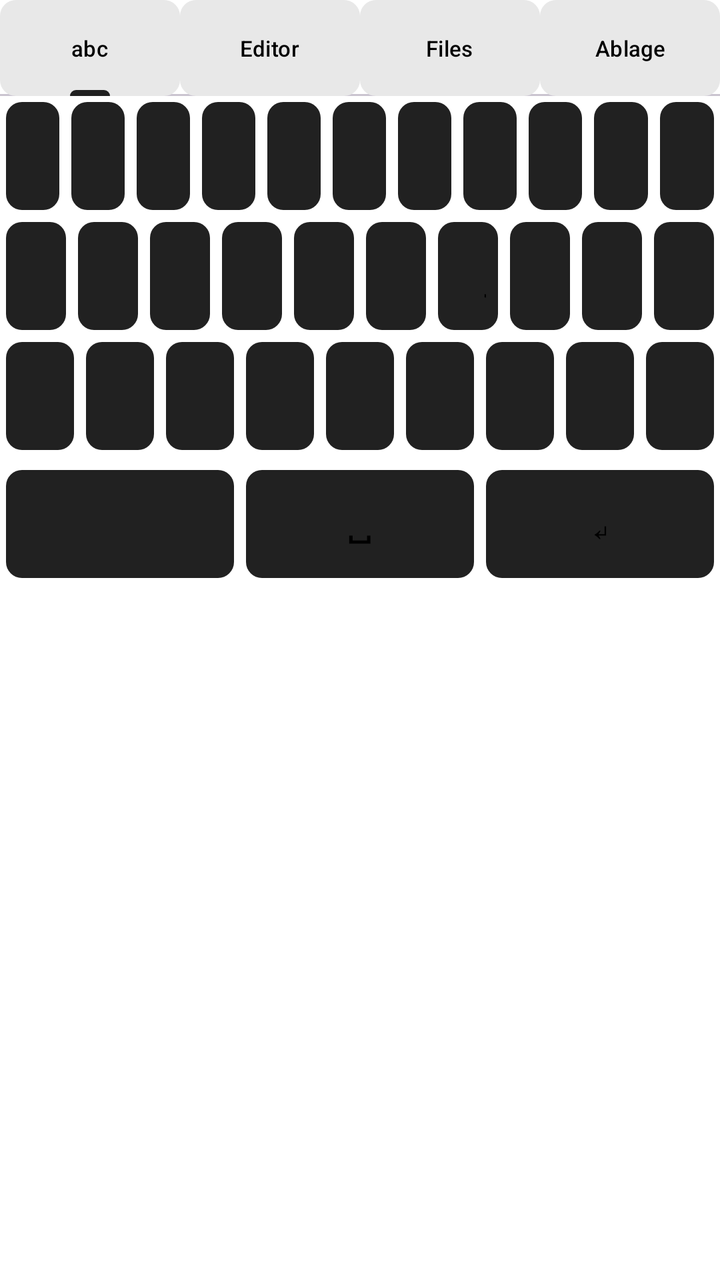
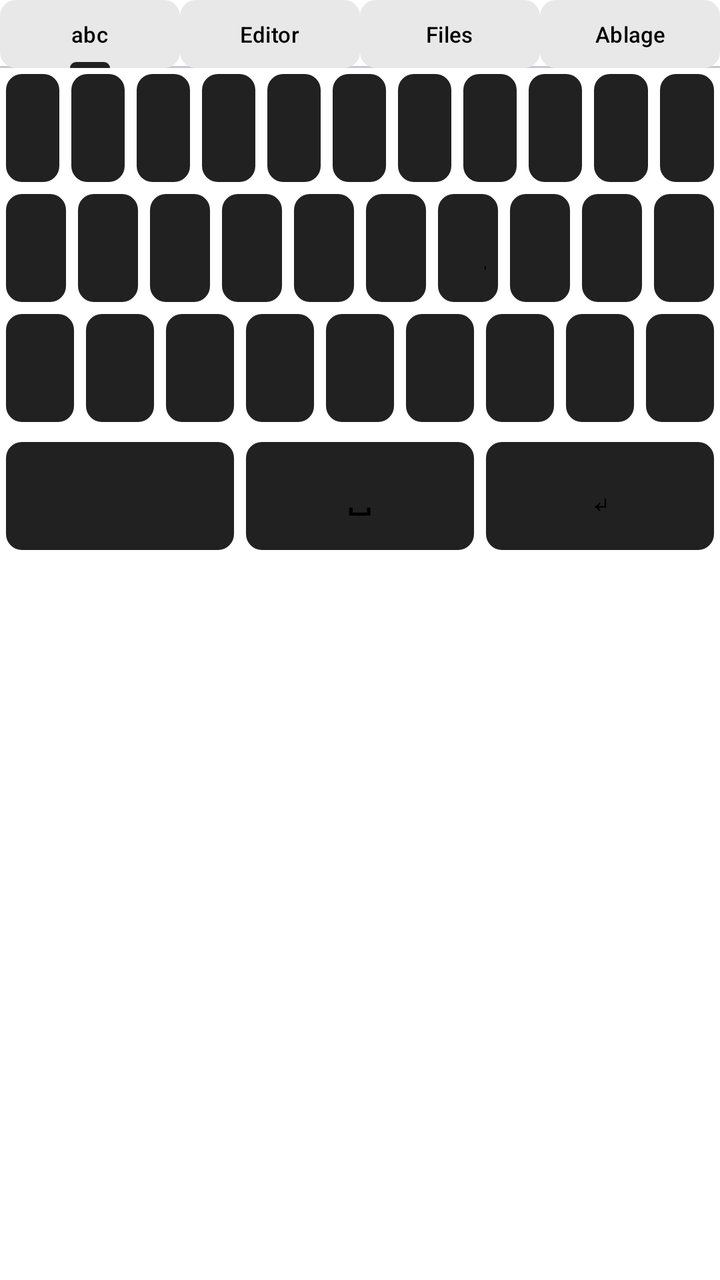

Two renders of the same Android screen: before a commit and after it. Below are the layout's source before the change and the commit's diff.
<!-- AndroidManifest.xml: application theme Theme.KeyTab -->
<!-- res/layout/keyboard_view.xml -->
<?xml version="1.0" encoding="utf-8"?>
<LinearLayout xmlns:android="http://schemas.android.com/apk/res/android"
    xmlns:app="http://schemas.android.com/apk/res-auto"
    android:layout_width="match_parent"
    android:layout_height="wrap_content"
    android:orientation="vertical"
    android:background="@color/kbd_bg"
    android:paddingBottom="4dp">

    
    <com.google.android.material.tabs.TabLayout
        android:id="@+id/ime_tabs"
        android:layout_width="match_parent"
        android:layout_height="wrap_content"
        app:tabMode="fixed"
        app:tabGravity="fill"
        app:tabPaddingStart="20dp"
        app:tabPaddingEnd="20dp"
        app:tabTextAppearance="@style/KeyTabSmallTabText"
        app:tabIndicatorColor="@color/primary"
        app:tabSelectedTextColor="@color/text_primary"
        app:tabTextColor="@color/tab_text"
        app:tabBackground="@drawable/key_bg">

        <com.google.android.material.tabs.TabItem
            android:layout_width="wrap_content"
            android:layout_height="wrap_content"
            android:text="@string/ime_tab_letters" />

        <com.google.android.material.tabs.TabItem
            android:layout_width="wrap_content"
            android:layout_height="wrap_content"
            android:text="@string/ime_tab_editor" />

        <com.google.android.material.tabs.TabItem
            android:layout_width="wrap_content"
            android:layout_height="wrap_content"
            android:text="@string/ime_tab_files" />

        <com.google.android.material.tabs.TabItem
            android:layout_width="wrap_content"
            android:layout_height="wrap_content"
            android:text="@string/ime_tab_clip" />
    </com.google.android.material.tabs.TabLayout>

    
    <LinearLayout
        android:id="@+id/editor_panel"
        android:layout_width="match_parent"
        android:layout_height="wrap_content"
        android:orientation="vertical"
        android:visibility="gone">

        <LinearLayout
            android:layout_width="match_parent"
            android:layout_height="wrap_content"
            android:orientation="horizontal"
            android:gravity="center_vertical"
            android:background="@color/key_bg">

            <Button
                android:id="@+id/btn_editor_load"
                style="@style/KeyDark"
                android:layout_width="wrap_content"
                android:layout_height="wrap_content"
                android:text="@string/editor_load" />

            <Button
                android:id="@+id/btn_editor_save"
                style="@style/KeyDark"
                android:layout_width="wrap_content"
                android:layout_height="wrap_content"
                android:text="@string/editor_save" />

            <TextView
                android:id="@+id/editor_file"
                android:layout_width="0dp"
                android:layout_height="wrap_content"
                android:layout_weight="1"
                android:singleLine="true"
                android:ellipsize="start"
                android:textColor="@color/text_secondary"
                android:padding="6dp" />
        </LinearLayout>

        <EditText
            android:id="@+id/editor_input"
            android:layout_width="match_parent"
            android:layout_height="130dp"
            android:gravity="top|start"
            android:inputType="textMultiLine|textNoSuggestions"
            android:background="@color/editor_bg"
            android:textColor="@color/text_primary"
            android:hint="@string/editor_hint"
            android:padding="8dp" />
    </LinearLayout>

    <FrameLayout
        android:id="@+id/kb_container"
        android:layout_width="match_parent"
        android:layout_height="wrap_content">

        
        <LinearLayout
            android:id="@+id/kb_panel"
            android:layout_width="match_parent"
            android:layout_height="wrap_content"
            android:orientation="vertical">

            <LinearLayout style="@style/KeyRow">
                <Button style="@style/KeyDark" android:tag="letter" android:text="q" />
                <Button style="@style/KeyDark" android:tag="letter" android:text="w" />
                <Button style="@style/KeyDark" android:tag="letter" android:text="e" />
                <Button style="@style/KeyDark" android:tag="letter" android:text="r" />
                <Button style="@style/KeyDark" android:tag="letter" android:text="t" />
                <Button style="@style/KeyDark" android:tag="letter" android:text="z" />
                <Button style="@style/KeyDark" android:tag="letter" android:text="u" />
                <Button style="@style/KeyDark" android:tag="letter" android:text="i" />
                <Button style="@style/KeyDark" android:tag="letter" android:text="o" />
                <Button style="@style/KeyDark" android:tag="letter" android:text="p" />
                <Button style="@style/KeyDark" android:id="@+id/key_tab" android:text="@string/key_tab_label" />
            </LinearLayout>

            <LinearLayout style="@style/KeyRow">
                <Button style="@style/KeyDark" android:tag="letter" android:text="a" />
                <Button style="@style/KeyDark" android:tag="letter" android:text="s" />
                <Button style="@style/KeyDark" android:tag="letter" android:text="d" />
                <Button style="@style/KeyDark" android:tag="letter" android:text="f" />
                <Button style="@style/KeyDark" android:tag="letter" android:text="g" />
                <Button style="@style/KeyDark" android:tag="letter" android:text="h" />
                <Button style="@style/KeyDark" android:tag="letter" android:text="j" />
                <Button style="@style/KeyDark" android:tag="letter" android:text="k" />
                <Button style="@style/KeyDark" android:tag="letter" android:text="l" />
                <Button style="@style/KeyDark" android:id="@+id/key_oe" android:text="ö" />
            </LinearLayout>

            <LinearLayout style="@style/KeyRow">
                <Button style="@style/KeyDark" android:id="@+id/key_shift" android:text="@string/key_shift_label" />
                <Button style="@style/KeyDark" android:tag="letter" android:text="y" />
                <Button style="@style/KeyDark" android:tag="letter" android:text="x" />
                <Button style="@style/KeyDark" android:tag="letter" android:text="c" />
                <Button style="@style/KeyDark" android:tag="letter" android:text="v" />
                <Button style="@style/KeyDark" android:tag="letter" android:text="b" />
                <Button style="@style/KeyDark" android:tag="letter" android:text="n" />
                <Button style="@style/KeyDark" android:tag="letter" android:text="m" />
                <Button style="@style/KeyDark" android:id="@+id/key_del" android:text="@string/key_del_label" />
            </LinearLayout>
        </LinearLayout>

        
        <LinearLayout
            android:id="@+id/sym_panel"
            android:layout_width="match_parent"
            android:layout_height="wrap_content"
            android:orientation="vertical"
            android:visibility="gone">

            <LinearLayout style="@style/KeyRow">
                <Button style="@style/KeyDark" android:tag="sym" android:text="1" />
                <Button style="@style/KeyDark" android:tag="sym" android:text="2" />
                <Button style="@style/KeyDark" android:tag="sym" android:text="3" />
                <Button style="@style/KeyDark" android:tag="sym" android:text="4" />
                <Button style="@style/KeyDark" android:tag="sym" android:text="5" />
                <Button style="@style/KeyDark" android:tag="sym" android:text="6" />
                <Button style="@style/KeyDark" android:tag="sym" android:text="7" />
                <Button style="@style/KeyDark" android:tag="sym" android:text="8" />
                <Button style="@style/KeyDark" android:tag="sym" android:text="9" />
                <Button style="@style/KeyDark" android:tag="sym" android:text="0" />
            </LinearLayout>

            <LinearLayout style="@style/KeyRow">
                <Button style="@style/KeyDark" android:tag="sym" android:text="-" />
                <Button style="@style/KeyDark" android:tag="sym" android:text="/" />
                <Button style="@style/KeyDark" android:tag="sym" android:text=":" />
                <Button style="@style/KeyDark" android:tag="sym" android:text=";" />
                <Button style="@style/KeyDark" android:tag="sym" android:text="(" />
                <Button style="@style/KeyDark" android:tag="sym" android:text=")" />
                <Button style="@style/KeyDark" android:tag="sym" android:text="$" />
                <Button style="@style/KeyDark" android:tag="sym" android:text="@" />
                <Button style="@style/KeyDark" android:tag="sym" android:text="&amp;" />
                <Button style="@style/KeyDark" android:tag="sym" android:text="%" />
            </LinearLayout>

            <LinearLayout style="@style/KeyRow">
                <Button style="@style/KeyDark" android:tag="sym" android:text="." />
                <Button style="@style/KeyDark" android:tag="sym" android:text="," />
                <Button style="@style/KeyDark" android:tag="sym" android:text="?" />
                <Button style="@style/KeyDark" android:tag="sym" android:text="!" />
                <Button style="@style/KeyDark" android:tag="sym" android:text="=" />
                <Button style="@style/KeyDark" android:tag="sym" android:text="+" />
                <Button style="@style/KeyDark" android:tag="sym" android:text="*" />
                <Button style="@style/KeyDark" android:tag="sym" android:text="_" />
                <Button style="@style/KeyDark" android:tag="sym" android:text="&quot;" />
                <Button style="@style/KeyDark" android:tag="sym" android:text="'" />
            </LinearLayout>

            <LinearLayout style="@style/KeyRow">
                <Button style="@style/KeyDark" android:tag="sym" android:text="[" />
                <Button style="@style/KeyDark" android:tag="sym" android:text="]" />
                <Button style="@style/KeyDark" android:tag="sym" android:text="{" />
                <Button style="@style/KeyDark" android:tag="sym" android:text="}" />
                <Button style="@style/KeyDark" android:tag="sym" android:text="# " />
                <Button style="@style/KeyDark" android:tag="sym" android:text="&lt;" />
                <Button style="@style/KeyDark" android:tag="sym" android:text="&gt;" />
                <Button style="@style/KeyDark" android:tag="sym" android:text="|" />
                <Button style="@style/KeyDark" android:tag="sym" android:text="\\" />
                <Button style="@style/KeyDark" android:tag="sym" android:text="~" />
            </LinearLayout>
        </LinearLayout>

        
        <LinearLayout
            android:id="@+id/file_panel"
            android:layout_width="match_parent"
            android:layout_height="wrap_content"
            android:orientation="vertical"
            android:visibility="gone">

            
            <LinearLayout
                android:layout_width="match_parent"
                android:layout_height="wrap_content"
                android:orientation="horizontal"
                android:gravity="center_vertical"
                android:background="@color/key_bg">

                <Button
                    android:id="@+id/btn_back_dir"
                    style="@style/KeyDark"
                    android:layout_width="wrap_content"
                    android:layout_height="wrap_content"
                    android:text="@string/btn_back_label"
                    android:visibility="gone" />

                <Button
                    android:id="@+id/btn_up_dir"
                    style="@style/KeyDark"
                    android:layout_width="wrap_content"
                    android:layout_height="wrap_content"
                    android:text="@string/btn_up_label"
                    android:visibility="gone" />

                <TextView
                    android:id="@+id/file_dir"
                    android:layout_width="0dp"
                    android:layout_height="wrap_content"
                    android:layout_weight="1"
                    android:singleLine="true"
                    android:ellipsize="start"
                    android:textColor="@color/text_primary"
                    android:padding="6dp" />
            </LinearLayout>

            <ListView
                android:id="@+id/file_list"
                android:layout_width="match_parent"
                android:layout_height="250dp"
                android:background="@color/list_bg" />

            <TextView
                android:id="@+id/file_hint"
                android:layout_width="match_parent"
                android:layout_height="wrap_content"
                android:padding="6dp"
                android:textSize="13sp"
                android:textColor="@color/text_secondary" />
        </LinearLayout>
    </FrameLayout>

    
    <LinearLayout
        android:id="@+id/clip_panel"
        android:layout_width="match_parent"
        android:layout_height="wrap_content"
        android:orientation="vertical"
        android:visibility="gone">

        <LinearLayout
            android:layout_width="match_parent"
            android:layout_height="wrap_content"
            android:orientation="horizontal"
            android:gravity="center_vertical"
            android:background="@color/key_bg">

            <Button
                android:id="@+id/btn_clip_add"
                style="@style/KeyDark"
                android:layout_width="wrap_content"
                android:layout_height="wrap_content"
                android:text="@string/clip_add" />

            <Button
                android:id="@+id/btn_clip_clear"
                style="@style/KeyDark"
                android:layout_width="wrap_content"
                android:layout_height="wrap_content"
                android:text="@string/clip_clear" />

            <TextView
                android:id="@+id/clip_hint"
                android:layout_width="0dp"
                android:layout_height="wrap_content"
                android:layout_weight="1"
                android:singleLine="true"
                android:ellipsize="end"
                android:textColor="@color/text_secondary"
                android:padding="6dp" />
        </LinearLayout>

        <ListView
            android:id="@+id/clip_list"
            android:layout_width="match_parent"
            android:layout_height="300dp"
            android:background="@color/list_bg" />
    </LinearLayout>

    
    <LinearLayout
        android:id="@+id/bottom_row"
        style="@style/KeyRow"
        android:layout_marginTop="4dp">
        <Button style="@style/KeyDark" android:id="@+id/key_toggle" android:text="" />
        <Button style="@style/KeyDark" android:id="@+id/key_space" android:text="@string/key_space_label" />
        <Button style="@style/KeyDark" android:id="@+id/key_enter" android:text="@string/key_enter_label" />
    </LinearLayout>
</LinearLayout>
<!-- resources referenced by this layout -->
<resources>
  <color name="editor_bg">#D6D6D6</color>
  <color name="kbd_bg">#FFFFFF</color>
  <color name="key_bg">#E8E8E8</color>
  <color name="list_bg">#F2F2F2</color>
  <color name="primary">#212121</color>
  <color name="tab_text">#000000</color>
  <color name="text_primary">#000000</color>
  <color name="text_secondary">#424242</color>
  <!-- drawable key_bg (drawable) -->
  <?xml version="1.0" encoding="utf-8"?>
  <shape xmlns:android="http://schemas.android.com/apk/res/android">
      <solid android:color="@color/key_bg" />
      <corners android:radius="8dp" />
  </shape>
  <string name="btn_back_label">‹</string>
  <string name="btn_up_label">▲</string>
  <string name="clip_add">＋ Hinzufügen</string>
  <string name="clip_clear">🗑</string>
  <string name="editor_hint">Text hier eingeben …</string>
  <string name="editor_load">📂 Laden</string>
  <string name="editor_save">💾 Speichern</string>
  <string name="ime_tab_clip">Ablage</string>
  <string name="ime_tab_editor">Editor</string>
  <string name="ime_tab_files">Files</string>
  <string name="ime_tab_letters">abc</string>
  <string name="key_del_label">⌫</string>
  <string name="key_enter_label">↵</string>
  <string name="key_shift_label">⇧</string>
  <string name="key_space_label">␣</string>
  <string name="key_tab_label">⇥</string>
  <style name="KeyDark" parent="android:Widget.Material.Button">
          <item name="android:layout_width">0dp</item>
          <item name="android:layout_height">54dp</item>
          <item name="android:layout_weight">1</item>
          <item name="android:layout_margin">3dp</item>
          <item name="android:background">@drawable/key_bg</item>
          <item name="android:textColor">@color/key_text</item>
          <item name="android:textAllCaps">false</item>
          <item name="android:textSize">18sp</item>
          <item name="android:stateListAnimator">@null</item>
          <item name="android:insetTop">0dp</item>
          <item name="android:insetBottom">0dp</item>
      </style>
  <style name="KeyRow">
          <item name="android:layout_width">match_parent</item>
          <item name="android:layout_height">wrap_content</item>
          <item name="android:orientation">horizontal</item>
      </style>
  <style name="KeyTabSmallTabText" parent="TextAppearance.Design.Tab">
          <item name="android:textSize">11sp</item>
          <item name="textAllCaps">false</item>
      </style>
  <style name="Theme.KeyTab" parent="Theme.Material3.DayNight.NoActionBar">
          <item name="colorPrimary">@color/primary</item>
          <item name="colorOnPrimary">@color/on_primary</item>
          <item name="colorSurface">@color/surface</item>
          <item name="colorOnSurface">@color/text_primary</item>
          <item name="android:windowBackground">@color/background</item>
          <item name="android:statusBarColor">@color/background</item>
          <item name="android:textColorPrimary">@color/text_primary</item>
      </style>
  <color name="key_text">#000000</color>
  <color name="on_primary">#FFFFFF</color>
  <color name="surface">#FFFFFF</color>
  <color name="background">#FFFFFF</color>
</resources>

<!-- the commit's change to res/layout/keyboard_view.xml (unified diff, before → after) -->
@@ -11,7 +11,7 @@
     <com.google.android.material.tabs.TabLayout
         android:id="@+id/ime_tabs"
         android:layout_width="match_parent"
-        android:layout_height="wrap_content"
+        android:layout_height="34dp"
         app:tabMode="fixed"
         app:tabGravity="fill"
         app:tabPaddingStart="20dp"
